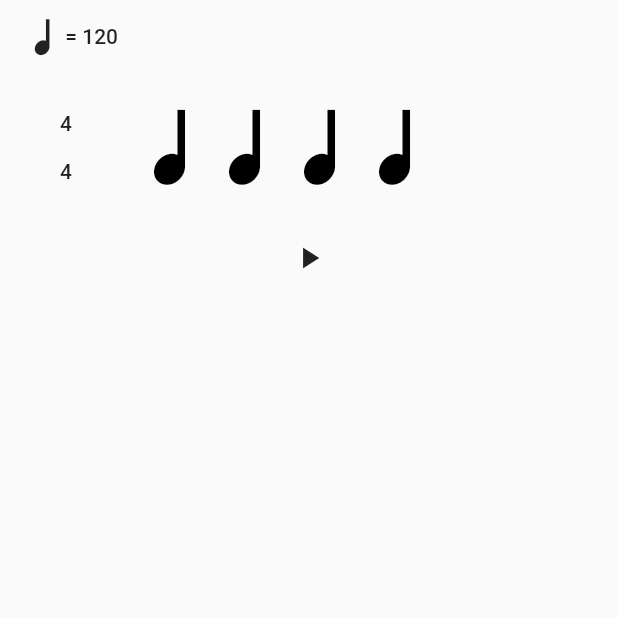
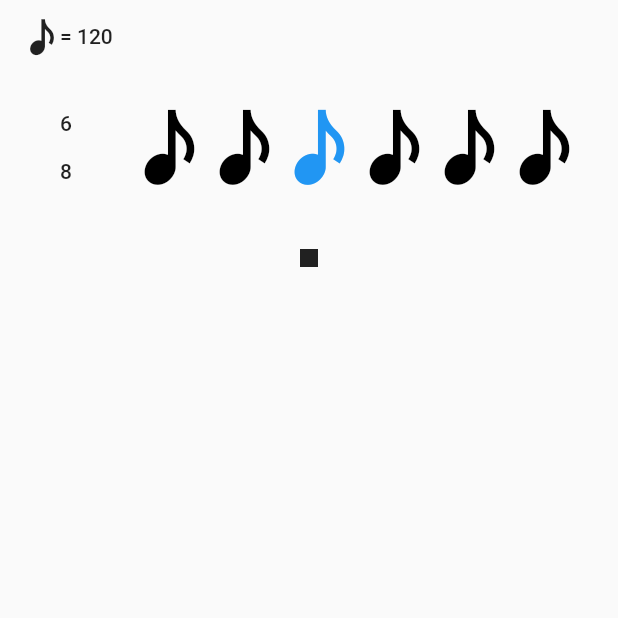
Before and after one commit to zeucapua/rit_app, a Flutter app: the MetronomePage screen opened directly, after a tap on the "play arrow" icon, on a phone screen of 412 x 824 dp, the top half of it. Run offline on Flutter 3.47's test engine with Material 2 defaults, Android fonts, the phone set to English and light mode, and no system bars; our stand-ins replace numberpicker, shared_preferences; missing offline and left inert: flutter_midi; accounts and stored records are empty.

Commit message:
needs work on BeatDisplay/ListView updating implementation

```diff
--- a/lib/models/BeatDisplay.dart
+++ b/lib/models/BeatDisplay.dart
@@ -8,7 +8,7 @@ class BeatDisplay extends StatefulWidget {
   BeatDisplayState state;
 
   // constructor
-  BeatDisplay(Beat beat) { state = BeatDisplayState(beat); }
+  BeatDisplay(int value) { state = BeatDisplayState(value); }
   @override BeatDisplayState createState() => state;
 
   // methods for pages to use
@@ -19,45 +19,46 @@ class BeatDisplay extends StatefulWidget {
 class BeatDisplayState extends State<BeatDisplay> {
 
   // instance variables
-  Beat beat;
+  int value;
+  bool isOn;
   Icon icon;
 
   // constructor
-  BeatDisplayState(this.beat);
+  BeatDisplayState(this.value) { isOn = false; }
 
   // build
   @override
   Widget build(BuildContext context) {
 
-    switch (beat.value) {
+    switch (value) {
       case 1:
         icon = Icon(
             Constants.whole,
-            color: beat.isOn ? Colors.blue : Colors.black,
+            color: isOn ? Colors.blue : Colors.black,
             size: Constants.BEATDISPLAY_SIZE
         ); break;
       case 2:
         icon = Icon(
             Constants.half,
-            color: beat.isOn ? Colors.blue : Colors.black,
+            color: isOn ? Colors.blue : Colors.black,
             size: Constants.BEATDISPLAY_SIZE
         ); break;
       case 4:
         icon = Icon(
             Constants.quarter,
-            color: beat.isOn ? Colors.blue : Colors.black,
+            color: isOn ? Colors.blue : Colors.black,
             size: Constants.BEATDISPLAY_SIZE
         ); break;
       case 8:
         icon = Icon(
             Constants.eighth,
-            color: beat.isOn ? Colors.blue : Colors.black,
+            color: isOn ? Colors.blue : Colors.black,
             size: Constants.BEATDISPLAY_SIZE
         ); break;
       case 16:
         icon = Icon(
             Constants.sixteenth,
-            color: beat.isOn ? Colors.blue : Colors.black,
+            color: isOn ? Colors.blue : Colors.black,
             size: Constants.BEATDISPLAY_SIZE
         ); break;
     }
@@ -65,12 +66,12 @@ class BeatDisplayState extends State<BeatDisplay> {
     return Container(child: icon);
   }
 
-  void setIsOn(bool toSet) { setState(() { beat.isOn = toSet; }); }
-  void setValue(int toSet) { setState(() { beat.setValue(toSet); }); }
+  void setIsOn(bool toSet) { setState(() { isOn = toSet; }); }
+  void setValue(int toSet) { setState(() { setValue(toSet); }); }
 
   @override
   String toString({DiagnosticLevel minLevel = DiagnosticLevel.debug}) {
     // TODO: implement toString
-    return beat.value.toString();
+    return value.toString();
   }
 }
--- a/lib/pages/MetronomePage.dart
+++ b/lib/pages/MetronomePage.dart
@@ -23,16 +23,10 @@ class MetronomePageState extends State<MetronomePage> {
   int currentBeat;
   bool isMetronomePlaying;
 
-  List<Beat> beats;
-  Widget beatDisplayList;
-  Widget timeSignatureButton;
-  Widget tempoButton;
-  Widget playButton;
+  List<BeatDisplay> beatDisplays;
 
   @override
   Widget build(BuildContext context) {
-
-    bool notNull(Object o) =>  o != null;
 
     return Scaffold(
 
@@ -45,20 +39,52 @@ class MetronomePageState extends State<MetronomePage> {
 
               children: <Widget>[
 
-                tempoButton,
+                // tempo button
+                FlatButton(
+                  child: Row(
+                    children: <Widget>[
+                      metronomeIcon,
+                      Text('= $tempo')
+                    ],
+                  ),
+                  onPressed: () => showTempoDialog(),
+                ),
 
 
                 Row(
                   children: <Widget>[
 
-                    timeSignatureButton,
-                    Container(height: 100.0, child: beatDisplayList)
+                    // time signature button
+                    FlatButton(
+                      child: Column(
+                          children: <Widget>[
+                            Text(topTimeSignature.toString()),
+                            Divider(),
+                            Text(bottomTimeSignature.toString())
+                          ]
+                      ),
 
-                  ].where(notNull).toList(),
+                      onPressed: () => showTimeSignatureDialog(),
+                    ),
+                    Container(
+                      height: 100,
+                      child: ListView(
+                        shrinkWrap: true,
+                        reverse: false,
+                        scrollDirection: Axis.horizontal,
+                        physics: NeverScrollableScrollPhysics(),
+                        children: beatDisplays,
+                      ),
+                    )
+
+                  ],
                 ),
 
-
-                playButton
+                // play button
+                FlatButton(
+                  child: isMetronomePlaying ? Icon(Icons.stop) : Icon(Icons.play_arrow),
+                  onPressed: () => toggleMetronome(),
+                )
 
 
               ],
@@ -80,10 +106,7 @@ class MetronomePageState extends State<MetronomePage> {
     tempo = 120;
     setTempoDuration();
 
-    topTimeSignature = 4; bottomTimeSignature = 4;
-
-    // initialize beats
-    setBeats();
+    topTimeSignature = 6; bottomTimeSignature = 8;
 
     // initialize metronome settings
     currentBeat = 0;
@@ -92,36 +115,6 @@ class MetronomePageState extends State<MetronomePage> {
 
     // initialize widgets
     setMetronomeIcon();
-    tempoButton = FlatButton(
-      child: Row(
-        children: <Widget>[
-
-          metronomeIcon,
-          Text(' = ' + tempo.toString())
-
-        ],
-      ),
-
-      onPressed: () => setTempo(),
-    );
-
-    timeSignatureButton = FlatButton(
-      child: Column(
-        children: <Widget>[
-          Text(topTimeSignature.toString()),
-          Divider(),
-          Text(bottomTimeSignature.toString())
-        ]
-      ),
-
-      onPressed: () => setTimeSignature(),
-    );
-
-    playButton = FlatButton(
-      child: isMetronomePlaying ? Icon(Icons.stop) : Icon(Icons.play_arrow),
-      onPressed: () => toggleMetronome(),
-    );
-
 
     // initialize beats and displays
     initBeatDisplays();
@@ -132,14 +125,27 @@ class MetronomePageState extends State<MetronomePage> {
   }
 
   // setting functions
-  void setTempoDuration() { tempoDuration = Duration(milliseconds: (Constants.MINUTE_IN_MILLISECONDS/tempo).floor()); }
-  void setTempo() {}
-  void setTimeSignature() {}
-  void setBeats() {
-    beats = List<Beat>();
-    for (int x = 0; x < topTimeSignature; x++) {
-      beats.add(Beat(bottomTimeSignature, -1));
-    }
+  void setTempoDuration() {
+    tempoDuration = Duration(milliseconds: (Constants.MINUTE_IN_MILLISECONDS/tempo).floor());
+  }
+  void setTempo(int toSet) {
+    Navigator.pop(context);
+    setState(() {
+      tempo = toSet;
+    });
+    setTempoDuration();
+  }
+  void setTimeSignature(int topToSet, int botToSet) {
+
+    //TODO: change beatdisplays
+    Navigator.pop(context);
+
+    setState(() {
+      topTimeSignature = topToSet;
+      bottomTimeSignature = botToSet;
+      setBeatDisplays();
+    });
+
   }
   void loadSound(String asset) async {
     FlutterMidi.unmute();
@@ -162,24 +168,114 @@ class MetronomePageState extends State<MetronomePage> {
       }
     });
   }
+
+  // TODO: WORK ON BEATDISPLAYS
   void initBeatDisplays() {
-    beatDisplayList = ListView.builder(
-      shrinkWrap: true,
-      scrollDirection: Axis.horizontal,
-      physics: NeverScrollableScrollPhysics(),
-      itemCount: beats.length,
-      itemBuilder: (context, index) {
-
-        return BeatDisplay(beats[index]);
-
-      },
-    );
+    beatDisplays = List<BeatDisplay>();
+    for (int x = 0; x < topTimeSignature; x++) {
+      beatDisplays.add(BeatDisplay(bottomTimeSignature));
+    }
+  }
+  void setBeatDisplays() {
+    // TODO:
+    setState(() {
+      beatDisplays.clear();
+      for (int x = 0; x < topTimeSignature; x++) {
+        beatDisplays.add(BeatDisplay(bottomTimeSignature));
+      }
+    });
   }
   void disableBeatDisplays() {
     print('disable');
     setState(() {
-      beats.forEach((beat) => beat.setIsOn(false));
+      beatDisplays.forEach((display) => display.setIsOn(false));
     });
+  }
+
+  void showTempoDialog() {
+    int toSet = tempo;
+
+    showDialog(
+        context: context,
+        builder: (context) {
+          return AlertDialog(
+            title: Text('Set Tempo'),
+
+            content: NumberPicker.integer(
+              initialValue: tempo,
+              minValue: 30,
+              maxValue: 180,
+              onChanged: (value) => toSet = value,
+            ),
+
+            actions: <Widget>[
+              FlatButton(
+                child: Text('Cancel'),
+                onPressed: () => Navigator.pop(context),
+              ),
+
+              FlatButton(
+               child: Text('Ok'),
+                onPressed: () => setTempo(toSet),
+              )
+            ],
+
+          );
+        }
+    );
+  }
+  void showTimeSignatureDialog() {
+    int topToSet = topTimeSignature;
+    int botToSet = bottomTimeSignature;
+
+    showDialog(
+      context: context,
+      builder: (context) {
+        return AlertDialog(
+
+          title: Text('Set Time Signature'),
+          content: Row(
+            children: <Widget>[
+
+              NumberPicker.integer(
+                initialValue: topTimeSignature,
+                minValue: 2,
+                maxValue: 12,
+                onChanged: (value) => topToSet = value,
+              ),
+
+              Text('/'),
+
+              NumberPicker.integer(
+                initialValue: bottomTimeSignature,
+                minValue: 2,
+                maxValue: 8,
+                onChanged: (value) => botToSet = value,
+              )
+
+
+            ],
+          ),
+
+          actions: <Widget>[
+
+            FlatButton(
+              child: Text('Cancel'),
+              onPressed: () => Navigator.pop(context),
+            ),
+
+            FlatButton(
+              child: Text('Ok'),
+              onPressed: () => setTimeSignature(topToSet, botToSet),
+            )
+
+
+          ],
+
+        );
+      }
+    );
+
   }
 
   // metronome functions
@@ -199,12 +295,11 @@ class MetronomePageState extends State<MetronomePage> {
 
     // TODO: highlight current display using list
     setState(() {
-      beats[currentBeat].setIsOn(true);
+      beatDisplays[currentBeat].setIsOn(true);
     });
 
     // play sound
-    if (beats[currentBeat].sound == -1) { SystemSound.play(SystemSoundType.click); }
-    else { FlutterMidi.playMidiNote(midi: beats[currentBeat].sound); }
+    SystemSound.play(SystemSoundType.click);
 
     // add to current beat
     currentBeat++;
```
